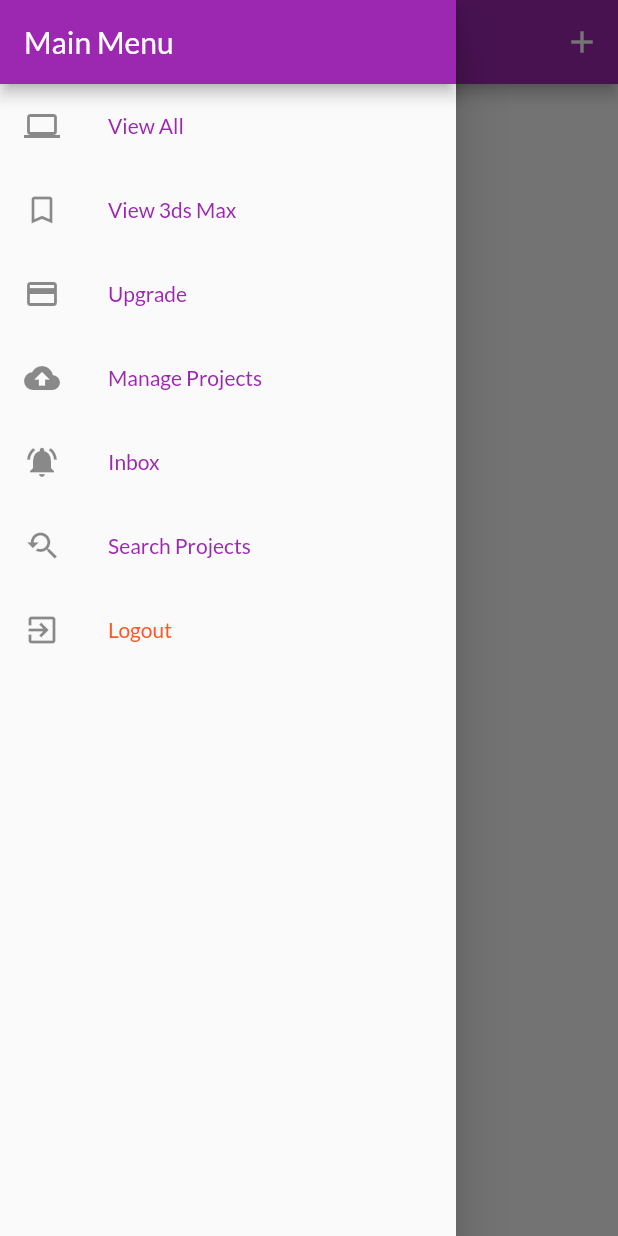
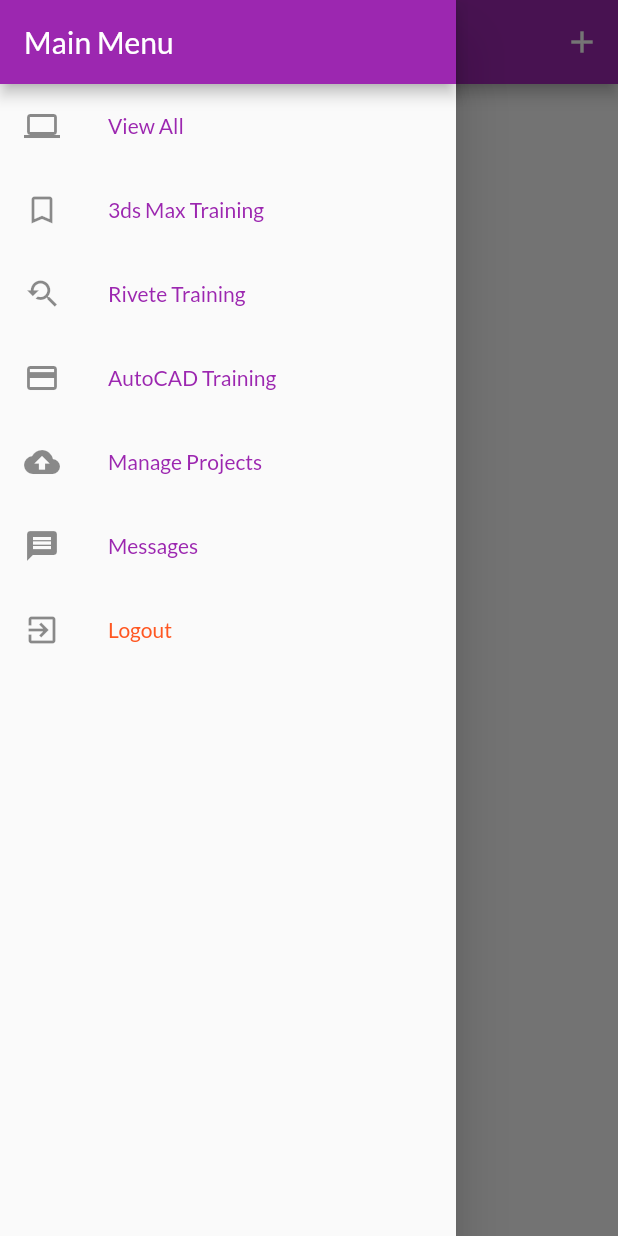
Before and after one commit to arkeetect/snap_cad, a Flutter app: the UserProjectsScreen screen opened by its route, with the side drawer open, on a phone screen of 412 x 824 dp. Run offline on Flutter 3.47's test engine with Material 2 defaults, Android fonts, the phone set to English and light mode, and no system bars; our stand-ins replace firebase_auth, firebase_core, flutter_signin_button, google_sign_in, shared_preferences, youtube_player_flutter; missing offline and left inert: flutter_login_facebook, flutter_youtube_view; accounts and stored records are empty; network calls fail.

```diff
--- a/lib/screens/auth_screen.dart
+++ b/lib/screens/auth_screen.dart
@@ -5,7 +5,7 @@ import 'package:flutter_signin_button/button_list.dart';
 import 'package:flutter_signin_button/button_view.dart';
 import 'package:provider/provider.dart';
 
-import '../providers/auth.dart';
+import '../providers/snap_auth.dart';
 
 enum AuthMode { Signup, Login }
 
@@ -154,10 +154,10 @@ class _AuthCardState extends State<AuthCard>
       // Log user in
       switch (type) {
         case Buttons.Facebook:
-          await Provider.of<Auth>(context, listen: false).loginFb();
+          await Provider.of<SnapAuth>(context, listen: false).loginFb();
           break;
         case Buttons.GoogleDark:
-          await Provider.of<Auth>(context, listen: false).loginGoogle();
+          await Provider.of<SnapAuth>(context, listen: false).loginGoogle();
           break;
         default:
           break;
--- a/lib/screens/edit_project_screen.dart
+++ b/lib/screens/edit_project_screen.dart
@@ -170,7 +170,10 @@ class _EditProjectScreenState extends State<EditProjectScreen> {
   Widget build(BuildContext context) {
     return Scaffold(
       appBar: AppBar(
-        title: Text('Edit Project'),
+        title: Text(
+          'Edit Project',
+          textScaleFactor: 0.7,
+        ),
         actions: <Widget>[
           IconButton(
             icon: Icon(Icons.save),
--- a/lib/screens/user_projects_screen.dart
+++ b/lib/screens/user_projects_screen.dart
@@ -20,7 +20,10 @@ class UserProjectsScreen extends StatelessWidget {
     print('rebuilding...');
     return Scaffold(
       appBar: AppBar(
-        title: const Text('Manage Projects'),
+        title: const Text(
+          'Manage Projects',
+          textScaleFactor: 0.7,
+        ),
         actions: <Widget>[
           IconButton(
             icon: const Icon(Icons.add),
--- a/lib/widgets/app_drawer.dart
+++ b/lib/widgets/app_drawer.dart
@@ -3,7 +3,7 @@ import 'package:provider/provider.dart';
 
 import '../screens/orders_screen.dart';
 import '../screens/user_projects_screen.dart';
-import '../providers/auth.dart';
+import '../providers/snap_auth.dart';
 
 class AppDrawer extends StatelessWidget {
   @override
@@ -31,18 +31,27 @@ class AppDrawer extends StatelessWidget {
           ListTile(
             leading: Icon(Icons.bookmark_border),
             title: Text(
-              'View 3ds Max',
+              '3ds Max Training',
               style: TextStyle(fontSize: 14, color: Colors.purple),
             ),
             onTap: () {
               Navigator.of(context).pushReplacementNamed('/');
             },
           ),
-          //Divider(),
+          ListTile(
+            leading: Icon(Icons.youtube_searched_for),
+            title: Text(
+              'Rivete Training',
+              style: TextStyle(fontSize: 14, color: Colors.purple),
+            ),
+            onTap: () {
+              Navigator.of(context).pushReplacementNamed('/');
+            },
+          ), //Divider(),
           ListTile(
             leading: Icon(Icons.payment),
             title: Text(
-              'Upgrade',
+              'AutoCAD Training',
               style: TextStyle(fontSize: 14, color: Colors.purple),
             ),
             onTap: () {
@@ -69,9 +78,9 @@ class AppDrawer extends StatelessWidget {
           ),
           //Divider(),
           ListTile(
-            leading: Icon(Icons.notifications_active),
+            leading: Icon(Icons.message),
             title: Text(
-              'Inbox',
+              'Messages',
               style: TextStyle(fontSize: 14, color: Colors.purple),
             ),
             onTap: () {
@@ -79,16 +88,7 @@ class AppDrawer extends StatelessWidget {
             },
           ),
           //Divider(),
-          ListTile(
-            leading: Icon(Icons.youtube_searched_for),
-            title: Text(
-              'Search Projects',
-              style: TextStyle(fontSize: 14, color: Colors.purple),
-            ),
-            onTap: () {
-              Navigator.of(context).pushReplacementNamed('/');
-            },
-          ),
+
           //Divider(),
           ListTile(
             leading: Icon(Icons.exit_to_app),
@@ -102,7 +102,7 @@ class AppDrawer extends StatelessWidget {
 
               // Navigator.of(context)
               //     .pushReplacementNamed(UserProjectsScreen.routeName);
-              Provider.of<Auth>(context, listen: false).logout();
+              Provider.of<SnapAuth>(context, listen: false).logout();
             },
           ),
         ],
--- a/lib/widgets/project_item.dart
+++ b/lib/widgets/project_item.dart
@@ -4,7 +4,7 @@ import 'package:provider/provider.dart';
 import '../screens/project_video_play.dart';
 import '../providers/project.dart';
 //import '../providers/cart.dart';
-import '../providers/auth.dart';
+import '../providers/snap_auth.dart';
 
 class ProjectItem extends StatelessWidget {
   // final String id;
@@ -17,7 +17,7 @@ class ProjectItem extends StatelessWidget {
   Widget build(BuildContext context) {
     final project = Provider.of<Project>(context, listen: false);
     //final cart = Provider.of<Cart>(context, listen: false);
-    final authData = Provider.of<Auth>(context, listen: false);
+    final authData = Provider.of<SnapAuth>(context, listen: false);
 
     return ClipRRect(
       borderRadius: BorderRadius.circular(10),
--- a/pubspec.yaml
+++ b/pubspec.yaml
@@ -30,6 +30,7 @@ dependencies:
   provider: ^4.3.2+2
   flutter_youtube_view: ^1.1.9
   youtube_player_flutter: ^7.0.0+7
+  google_sign_in: ^4.5.4
 
 
   # The following adds the Cupertino Icons font to your application.
```
Also changed, not shown: lib/main.dart (+5 -5 lines), lib/providers/snap_auth.dart (renamed from lib/providers/auth.dart, +23 -30 lines), lib/screens/projects_overview_screen.dart (+9 -2 lines), pubspec.lock, 1 other file.
